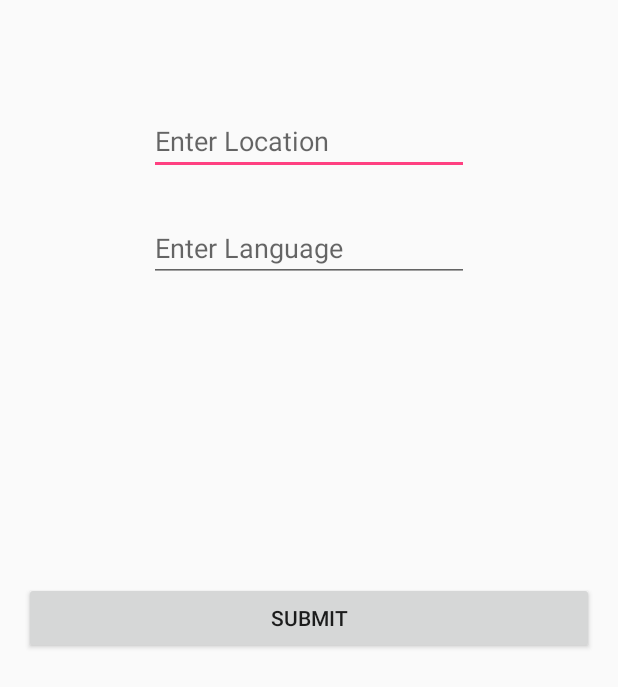
After one commit to jitendra3109/OpenSourceUser, an Android app: the layout activity_data_entry.xml on its own in the app's theme, with its tools: preview values and no code run, on a phone screen of 412 x 824 dp. The commit adds this screen. Shown: the top 687 px of the screen. Run offline under Robolectric (Android 15) with nearby library versions, the phone set to English and light mode, and no system bars.

```diff
--- a/app/src/main/java/in/jsroyal/apiconsume/ItemAdapter.java
+++ b/app/src/main/java/in/jsroyal/apiconsume/ItemAdapter.java
@@ -73,7 +73,7 @@ public class ItemAdapter extends RecyclerView.Adapter<ItemAdapter.ViewHolder> {
                         intent.putExtra("avatar_url", items.get(pos).getAvatarUrl());
                         intent.addFlags(Intent.FLAG_ACTIVITY_NEW_TASK);
                         context.startActivity(intent);
-                        Toast.makeText(v.getContext(), "You clicked " + clickedDataItem.getLogin(), Toast.LENGTH_SHORT).show();
+                        //Toast.makeText(v.getContext(), "You clicked " + clickedDataItem.getLogin(), Toast.LENGTH_SHORT).show();
                     }
                 }
 
--- a/app/src/main/java/in/jsroyal/apiconsume/model/Item.java
+++ b/app/src/main/java/in/jsroyal/apiconsume/model/Item.java
@@ -7,6 +7,7 @@ import com.google.gson.annotations.SerializedName;
  */
 
 public class Item {
+
 
     @SerializedName("login")
     @Expose
@@ -18,11 +19,13 @@ public class Item {
     @Expose
     private String htmlUrl;
 
+
     public Item(String login, String avatarUrl, String htmlUrl){
         this.login = login;
         this.avatarUrl = avatarUrl;
         this.htmlUrl = htmlUrl;
     }
+
 
     public String getLogin(){
         return login;
--- a/app/src/main/java/in/jsroyal/apiconsume/model/ItemResponse.java
+++ b/app/src/main/java/in/jsroyal/apiconsume/model/ItemResponse.java
@@ -6,8 +6,10 @@ import com.google.gson.annotations.SerializedName;
 import java.util.List;
 public class ItemResponse {
 
+
     @SerializedName("items")
     @Expose
+
     private List<Item> items;
 
     public List<Item> getItems(){
--- /dev/null
+++ b/app/src/main/res/layout/activity_data_entry.xml
@@ -0,0 +1,44 @@
+<?xml version="1.0" encoding="utf-8"?>
+<RelativeLayout xmlns:android="http://schemas.android.com/apk/res/android"
+    xmlns:tools="http://schemas.android.com/tools"
+    android:id="@+id/activity_data_entry"
+    android:layout_width="match_parent"
+    android:layout_height="match_parent"
+    android:paddingBottom="@dimen/activity_vertical_margin"
+    android:paddingLeft="@dimen/activity_horizontal_margin"
+    android:paddingRight="@dimen/activity_horizontal_margin"
+    android:layout_gravity="center"
+    android:paddingTop="@dimen/activity_vertical_margin"
+    >
+
+    <EditText
+        android:layout_width="wrap_content"
+        android:layout_height="wrap_content"
+        android:inputType="textPersonName"
+        android:ems="10"
+        android:layout_alignParentTop="true"
+        android:layout_centerHorizontal="true"
+        android:layout_marginTop="55dp"
+        android:id="@+id/location"
+        android:hint="Enter Location" />
+
+    <EditText
+        android:layout_width="wrap_content"
+        android:layout_height="wrap_content"
+        android:inputType="textPersonName"
+        android:ems="10"
+        android:layout_below="@+id/location"
+        android:layout_alignRight="@+id/location"
+        android:layout_alignEnd="@+id/location"
+        android:layout_marginTop="26dp"
+        android:id="@+id/language"
+        android:hint="Enter Language" />
+
+    <Button
+        android:text="Submit"
+        android:layout_width="match_parent"
+        android:layout_height="wrap_content"
+        android:layout_centerVertical="true"
+        android:layout_centerHorizontal="true"
+        android:id="@+id/submit" />
+</RelativeLayout>
--- a/app/src/main/res/layout/activity_detail.xml
+++ b/app/src/main/res/layout/activity_detail.xml
@@ -5,11 +5,12 @@
 
     <ImageView
         android:layout_width="match_parent"
-        android:layout_height="300dp"
+        android:layout_height="250dp"
         android:id="@+id/user_image_header"
         android:fitsSystemWindows="true"
         android:scaleType="fitXY"/>
     <TextView
+        android:gravity="center"
         android:layout_width="match_parent"
         android:layout_height="wrap_content"
         android:id="@+id/header"
@@ -21,6 +22,7 @@
         android:textSize="25dp"
         android:layout_below="@+id/user_image_header"/>
     <TextView
+        android:gravity="center"
         android:layout_width="match_parent"
         android:layout_height="wrap_content"
         android:id="@+id/username"
@@ -29,6 +31,7 @@
         android:textSize="20dp"
         android:layout_below="@+id/header"/>
     <TextView
+        android:gravity="center"
         android:layout_width="match_parent"
         android:layout_height="wrap_content"
         android:id="@+id/githublink"
@@ -40,6 +43,7 @@
         android:textSize="25dp"
         android:layout_below="@+id/username"/>
     <TextView
+        android:gravity="center"
         android:layout_width="match_parent"
         android:layout_height="wrap_content"
         android:id="@+id/link"
--- a/app/src/main/res/layout/activity_main.xml
+++ b/app/src/main/res/layout/activity_main.xml
@@ -3,7 +3,8 @@
     xmlns:tools="http://schemas.android.com/tools"
     android:layout_width="match_parent"
     android:layout_height="match_parent"
-    android:id="@+id/swipeContainer">
+    android:id="@+id/swipeContainer"
+    >
 
     <android.support.v7.widget.RecyclerView
         android:id="@+id/recyclerView"
--- a/app/src/main/res/values/strings.xml
+++ b/app/src/main/res/values/strings.xml
@@ -1,5 +1,5 @@
 <resources>
-    <string name="app_name">GitHub User</string>
+    <string name="app_name">GitHub users of India </string>
     <string name="internet">No internet connection, Please make sure your device is connected to the internet</string>
     <string name="user_image">User Image</string>
     <string name="github_profile_link">Github Profile Link</string>
```
Also changed, not shown: app/src/main/java/in/jsroyal/apiconsume/api/Service.java (+8 -2 lines), app/src/main/java/in/jsroyal/apiconsume/controller/DataEntry.java (added, +37 -0 lines), app/src/main/java/in/jsroyal/apiconsume/controller/DetailActivity.java (+9 -3 lines), app/src/main/java/in/jsroyal/apiconsume/controller/MainActivity.java (+13 -4 lines), app/src/main/res/drawable/circle.xml (added, +11 -0 lines), app/src/main/res/drawable/img.xml (added, +7 -0 lines), app/src/main/res/layout/row_user.xml (+4 -3 lines), 2 other files.
